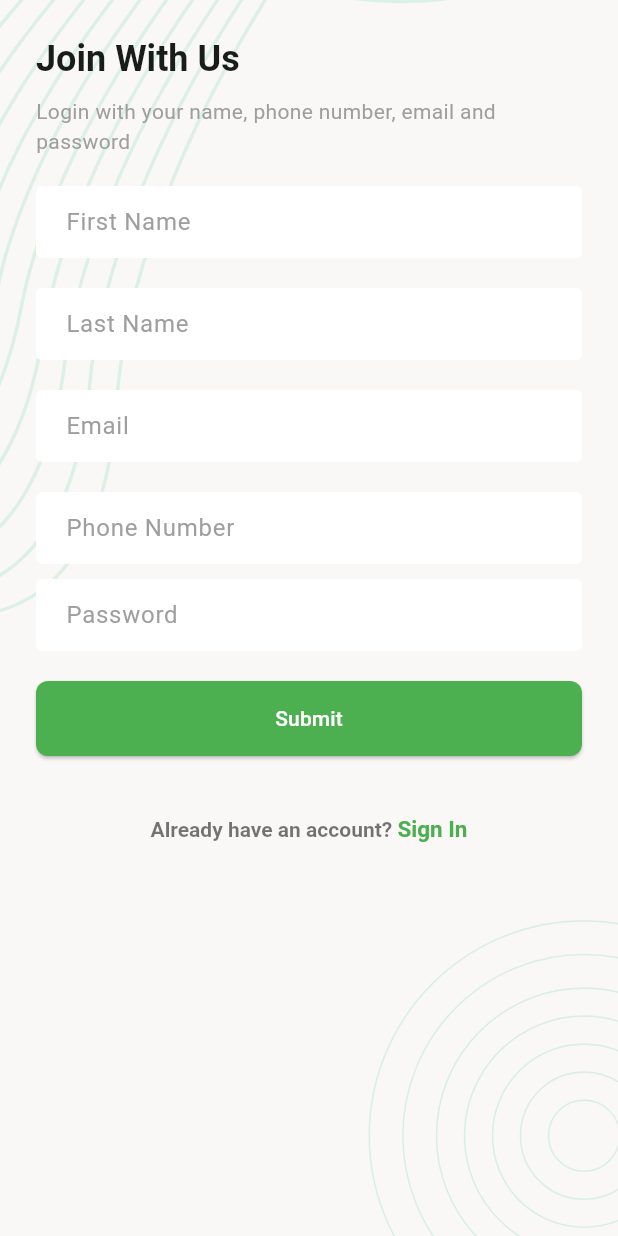
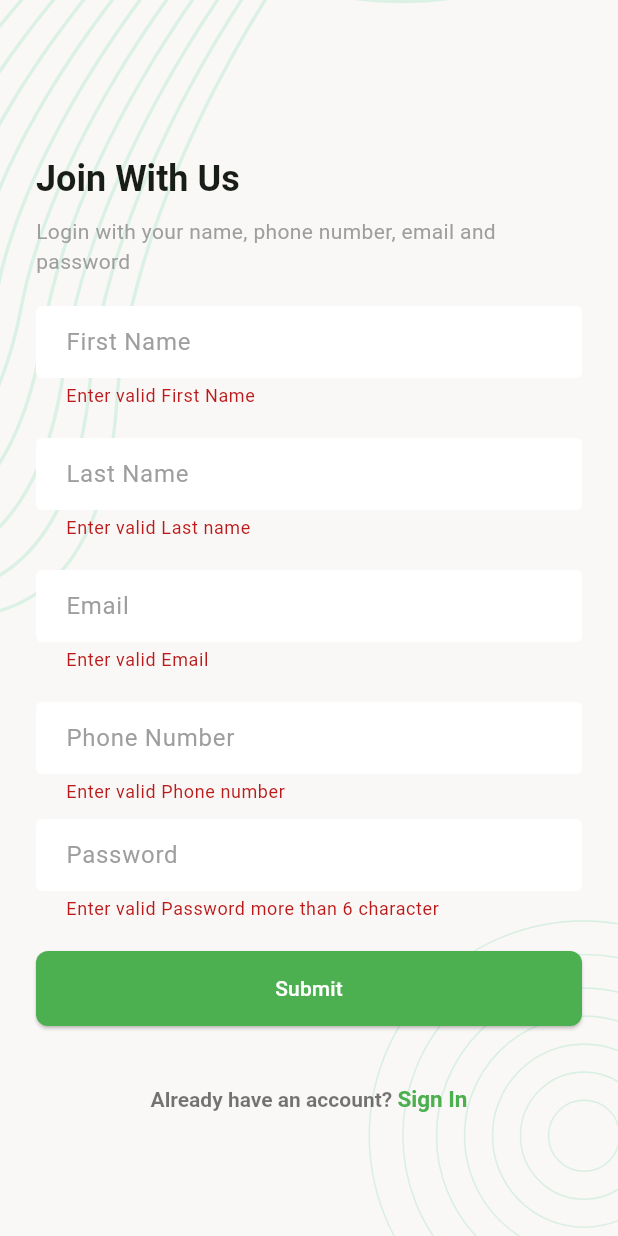
Before and after one commit to mehedyhasanmiraz/new_task, a Flutter app: the RegisterScreen screen opened directly, after a tap on "Submit", on a phone screen of 412 x 824 dp. Run offline on Flutter 3.47's test engine with Material 3 defaults, Android fonts, the phone set to English and light mode, and no system bars; our stand-ins replace email_validator, flutter_svg, logger, pin_code_fields; network calls fail.

Commit message:
add login and registration screen api client

```diff
--- a/lib/data/service/network_client.dart
+++ b/lib/data/service/network_client.dart
@@ -7,13 +7,13 @@ class NetworkResponse {
   final bool isSuccess;
   final int statusCode;
   final Map<String, dynamic>? data;
-  final String? errorMessage;
+  final String errorMessage;
 
   NetworkResponse({
     required this.isSuccess,
     required this.statusCode,
     this.data,
-    this.errorMessage = "Something went wrong",
+    this.errorMessage = "Something went wrong! Try again,",
   });
 }
 
@@ -68,9 +68,12 @@ class NetworkClient {
           data: decodedJson,
         );
       } else {
+        final decodedJson = jsonDecode(response.body);
+        String errorMessage = decodedJson["data"] ?? "Something went wrong!";
         return NetworkResponse(
           isSuccess: false,
           statusCode: response.statusCode,
+          errorMessage: errorMessage,
         );
       }
     } catch (e) {
--- a/lib/ui/screens/register_screen.dart
+++ b/lib/ui/screens/register_screen.dart
@@ -1,5 +1,10 @@
+import 'package:email_validator/email_validator.dart';
 import 'package:flutter/gestures.dart';
 import 'package:flutter/material.dart';
+import 'package:new_task/data/service/network_client.dart';
+import 'package:new_task/ui/utills/snack_bar_message.dart';
+import 'package:new_task/ui/utills/urls.dart';
+import 'package:new_task/ui/widgets/circular_progress_indicator.dart';
 import 'package:new_task/ui/widgets/screen_background.dart';
 
 class RegisterScreen extends StatefulWidget {
@@ -13,10 +18,12 @@ class _RegisterScreenState extends State<RegisterScreen> {
   final TextEditingController _emailTEController = TextEditingController();
   final TextEditingController _firstNameTEController = TextEditingController();
   final TextEditingController _lastNameTEController = TextEditingController();
-  final TextEditingController _phoneNumberTEController = TextEditingController();
+  final TextEditingController _phoneNumberTEController =
+      TextEditingController();
   final TextEditingController _passwordTEController = TextEditingController();
   final GlobalKey<FormState> _formKey = GlobalKey<FormState>();
 
+  bool registrationInProgress = false;
 
   @override
   Widget build(BuildContext context) {
@@ -27,10 +34,12 @@ class _RegisterScreenState extends State<RegisterScreen> {
             padding: const EdgeInsets.all(24.0),
             child: Form(
               key: _formKey,
+              // autovalidateMode: AutovalidateMode.onUserInteraction,
               child: Column(
                 crossAxisAlignment: CrossAxisAlignment.start,
                 mainAxisAlignment: MainAxisAlignment.center,
                 children: [
+                  SizedBox(height: 80,),
                   Text("Join With Us", style: TextTheme.of(context).titleLarge),
                   SizedBox(height: 10),
                   Text(
@@ -39,28 +48,60 @@ class _RegisterScreenState extends State<RegisterScreen> {
                   ),
                   SizedBox(height: 20),
                   TextFormField(
+                    validator: (String? value) {
+                      if (value?.trim().isEmpty ?? true) {
+                        return "Enter valid First Name";
+                      }
+                      return null;
+                    },
                     controller: _firstNameTEController,
                     textInputAction: TextInputAction.next,
                     decoration: InputDecoration(hintText: "First Name"),
+                    autovalidateMode: AutovalidateMode.onUserInteraction,
                   ),
                   SizedBox(height: 20),
                   TextFormField(
                     controller: _lastNameTEController,
                     textInputAction: TextInputAction.next,
                     decoration: InputDecoration(hintText: "Last Name"),
+                    validator: (String? value) {
+                      if (value?.trim().isEmpty ?? true) {
+                        return "Enter valid Last name";
+                      }
+                      return null;
+                    },
+                    autovalidateMode: AutovalidateMode.onUserInteraction,
                   ),
                   SizedBox(height: 20),
                   TextFormField(
                     controller: _emailTEController,
-                      textInputAction: TextInputAction.next,
-                      keyboardType: TextInputType.emailAddress,
-                      decoration: InputDecoration(hintText: "Email")),
+                    textInputAction: TextInputAction.next,
+                    keyboardType: TextInputType.emailAddress,
+                    decoration: InputDecoration(hintText: "Email"),
+                    validator: (String? value) {
+                      String email = value?.trim() ?? "";
+                      if (EmailValidator.validate(email) == false) {
+                        return "Enter valid Email";
+                      }
+                      return null;
+                    },
+                    autovalidateMode: AutovalidateMode.onUserInteraction,
+                  ),
                   SizedBox(height: 20),
                   TextFormField(
                     controller: _phoneNumberTEController,
                     textInputAction: TextInputAction.next,
                     keyboardType: TextInputType.phone,
                     decoration: InputDecoration(hintText: "Phone Number"),
+                    validator: (String? value) {
+                      String phone = value?.trim() ?? "";
+                      RegExp regExp = RegExp(r'^(?:\+?88)?01[3-9]\d{8}$');
+                      if (regExp.hasMatch(phone) == false) {
+                        return "Enter valid Phone number";
+                      }
+                      return null;
+                    },
+                    autovalidateMode: AutovalidateMode.onUserInteraction,
                   ),
                   SizedBox(height: 10),
                   TextFormField(
@@ -68,13 +109,25 @@ class _RegisterScreenState extends State<RegisterScreen> {
                     textInputAction: TextInputAction.next,
 
                     decoration: InputDecoration(hintText: "Password"),
+                    validator: (String? value) {
+                      if ((value?.trim().isEmpty ?? true) ||
+                          value!.length < 4) {
+                        return "Enter valid Password more than 6 character";
+                      }
+                      return null;
+                    },
+                    autovalidateMode: AutovalidateMode.onUserInteraction,
                   ),
                   SizedBox(height: 20),
                   Container(
                     height: 50,
-                    child: ElevatedButton(
-                      onPressed: _onTapSubmitButton,
-                      child: Text("Submit"),
+                    child: Visibility(
+                      visible: registrationInProgress == false,
+                      replacement: CenterCircularProgressIndicator(),
+                      child: ElevatedButton(
+                        onPressed: _onTapSubmitButton,
+                        child: Text("Submit"),
+                      ),
                     ),
                   ),
 
@@ -114,8 +167,46 @@ class _RegisterScreenState extends State<RegisterScreen> {
     );
   }
 
-  void _onTapSubmitButton(){
+  void _onTapSubmitButton() {
+    if (_formKey.currentState!.validate()) {
+      return _registerUser();
+    }
+  }
 
+  void _registerUser() async {
+    registrationInProgress = true;
+    setState(() {});
+
+    Map<String, dynamic> requestBody = {
+      "email": _emailTEController.text.trim(),
+      "password": _passwordTEController.text,
+      "firstName": _firstNameTEController.text.trim(),
+      "lastName": _lastNameTEController.text.trim(),
+      "mobile": _phoneNumberTEController.text.trim(), // ✅ fixed
+    };
+
+    NetworkResponse response = await NetworkClient.postRequest(
+      url: Urls.registerUrl,
+      body: requestBody,
+    );
+
+    registrationInProgress = false;
+    setState(() {});
+
+    if (response.isSuccess) {
+      clearTextField();
+      ShowSnackBarMessage(context, "Registration Successfully");
+    } else {
+      ShowSnackBarMessage(context, response.errorMessage, true);
+    }
+  }
+
+  void clearTextField(){
+    _emailTEController.clear();
+    _passwordTEController.clear();
+    _phoneNumberTEController.clear();
+    _firstNameTEController.clear();
+    _lastNameTEController.clear();
   }
 
   void _onTapSignIpButton() {
--- a/lib/ui/screens/splash_screen.dart
+++ b/lib/ui/screens/splash_screen.dart
@@ -24,8 +24,8 @@ class _SplashScreenState extends State<SplashScreen> {
 
   Future<void> _moveToNextPage()async{
     await Future.delayed(const Duration(seconds: 2));
-    // Navigator.pushReplacement(context, MaterialPageRoute(builder: (context)=>LoginScreen()));
-    Navigator.pushReplacement(context, MaterialPageRoute(builder: (context)=>MainBottomNavScreen()));
+    Navigator.pushReplacement(context, MaterialPageRoute(builder: (context)=>LoginScreen()));
+    // Navigator.pushReplacement(context, MaterialPageRoute(builder: (context)=>MainBottomNavScreen()));
   }
 
 
--- /dev/null
+++ b/lib/ui/utills/urls.dart
@@ -0,0 +1,5 @@
+class Urls {
+  static const String _baseUrl = "https://task.teamrabbil.com/api/v1";
+  static const String registerUrl = "$_baseUrl/registration"; // ✅ lowercase
+  static const String loginUrl = "$_baseUrl/Login"; // ✅ lowercase
+}
--- a/pubspec.yaml
+++ b/pubspec.yaml
@@ -39,6 +39,7 @@ dependencies:
   image_picker: ^1.1.2
   http: ^1.5.0
   logger: ^2.6.1
+  email_validator: ^3.0.0
 
 dev_dependencies:
   flutter_test:
```
Also changed, not shown: lib/ui/screens/login_screen.dart (+49 -7 lines), lib/ui/utills/snack_bar_message.dart (added, +19 -0 lines), lib/ui/widgets/circular_progress_indicator.dart (added, +10 -0 lines), pubspec.lock.
